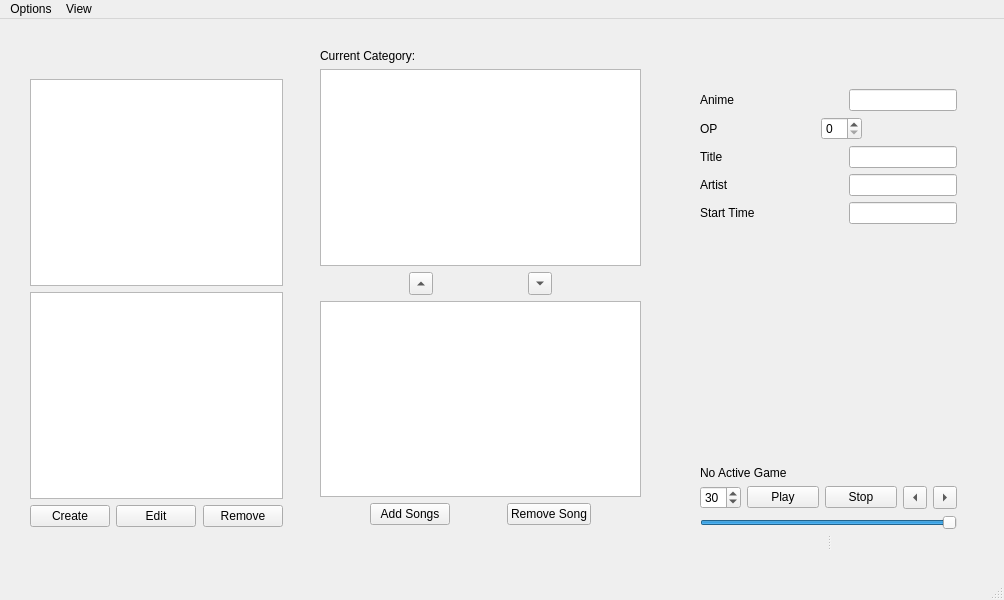
The window that controlwindow.ui (AlexjHeat/MusicTriviaPy) describes before a commit, drawn with Qt 5.
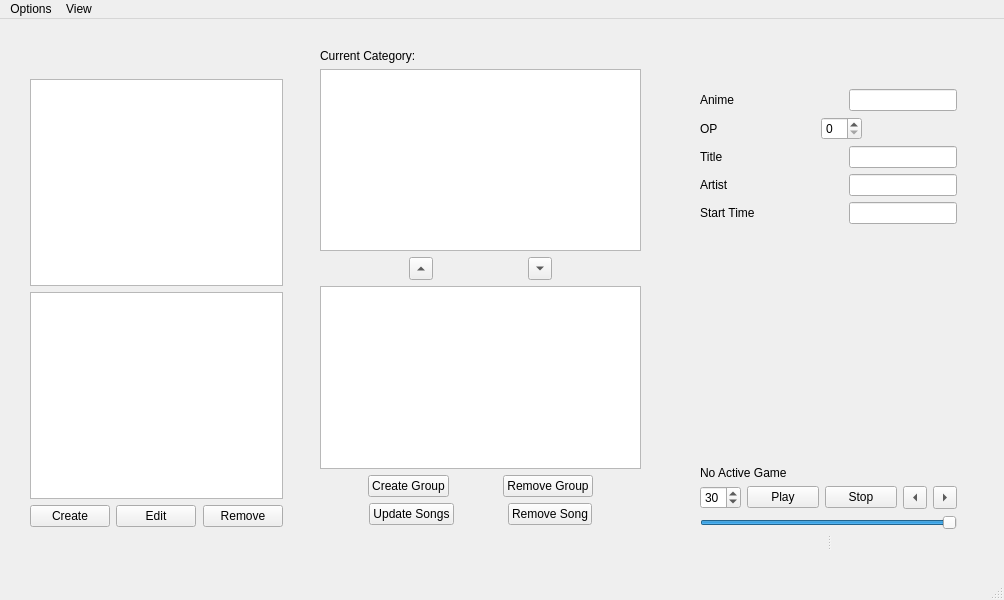
The same window after the commit.

```diff
--- a/controlwindow.ui
+++ b/controlwindow.ui
@@ -105,7 +105,7 @@
       </widget>
      </item>
      <item>
-      <widget class="QListView" name="songsInListView"/>
+      <widget class="QTreeView" name="songsOutTreeView"/>
      </item>
      <item>
       <layout class="QHBoxLayout" name="horizontalLayout_2">
@@ -174,7 +174,64 @@
       </layout>
      </item>
      <item>
-      <widget class="QListView" name="songsOutListView"/>
+      <widget class="QTreeView" name="songsInTreeView"/>
+     </item>
+     <item>
+      <layout class="QHBoxLayout" name="horizontalLayout_10">
+       <item>
+        <spacer name="horizontalSpacer_10">
+         <property name="orientation">
+          <enum>Qt::Horizontal</enum>
+         </property>
+         <property name="sizeHint" stdset="0">
+          <size>
+           <width>40</width>
+           <height>20</height>
+          </size>
+         </property>
+        </spacer>
+       </item>
+       <item>
+        <widget class="QPushButton" name="createGroupBTN">
+         <property name="text">
+          <string>Create Group</string>
+         </property>
+        </widget>
+       </item>
+       <item>
+        <spacer name="horizontalSpacer_11">
+         <property name="orientation">
+          <enum>Qt::Horizontal</enum>
+         </property>
+         <property name="sizeHint" stdset="0">
+          <size>
+           <width>40</width>
+           <height>20</height>
+          </size>
+         </property>
+        </spacer>
+       </item>
+       <item>
+        <widget class="QPushButton" name="removeGroupBTN">
+         <property name="text">
+          <string>Remove Group</string>
+         </property>
+        </widget>
+       </item>
+       <item>
+        <spacer name="horizontalSpacer_12">
+         <property name="orientation">
+          <enum>Qt::Horizontal</enum>
+         </property>
+         <property name="sizeHint" stdset="0">
+          <size>
+           <width>40</width>
+           <height>20</height>
+          </size>
+         </property>
+        </spacer>
+       </item>
+      </layout>
      </item>
      <item>
       <layout class="QHBoxLayout" name="horizontalLayout_3">
@@ -194,7 +251,7 @@
        <item>
         <widget class="QPushButton" name="addSongsButton">
          <property name="text">
-          <string>Add Songs</string>
+          <string>Update Songs</string>
          </property>
         </widget>
        </item>
```
Left out of the diff: 5 changed lines with no effect on the pictures.
